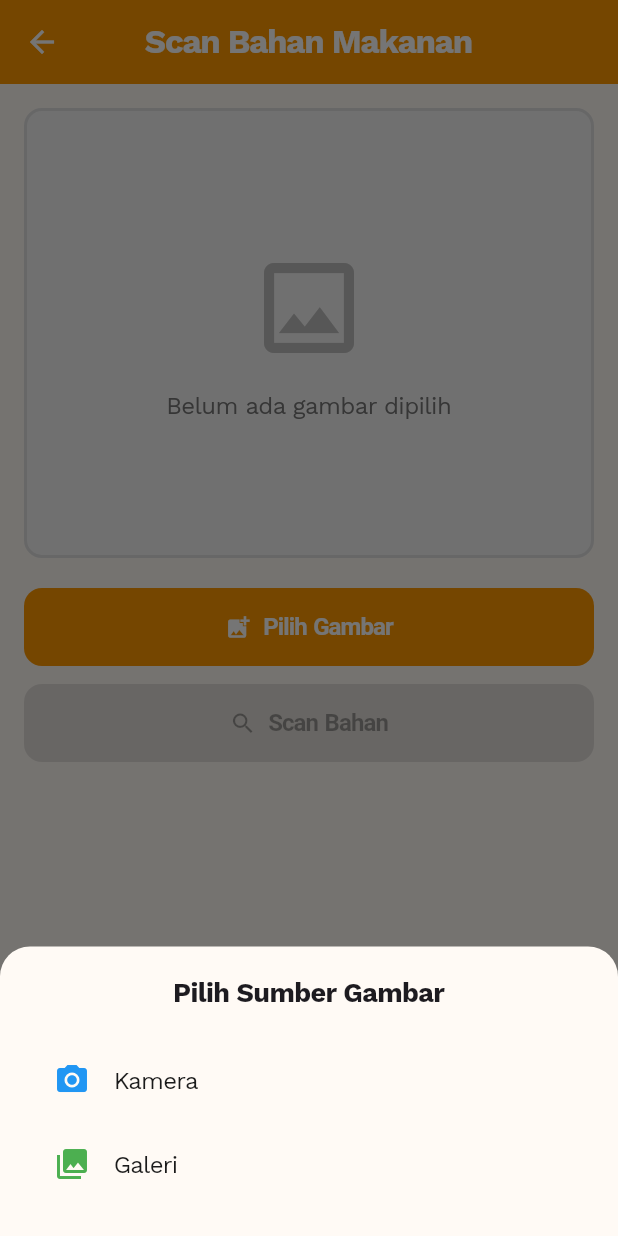
After one commit to rianmubarok/cooksnap-mobile-app, a Flutter app: the IngredientScanScreen screen opened directly, after a tap on "Pilih Gambar", on a phone screen of 412 x 824 dp. The commit adds this screen. Run offline on Flutter 3.47's test engine with Material 3 defaults, Android fonts, the phone set to English and light mode, and no system bars; our stand-ins replace flutter_svg, google_fonts, image_picker.

Commit message:
feat: implement AI ingredient detection with Gemini Vision API

```diff
--- /dev/null
+++ b/lib/models/scan_result_model.dart
@@ -0,0 +1,49 @@
+class ScanResult {
+  final List<String> detectedIngredients;
+  final DateTime scanTimestamp;
+  final bool isSuccess;
+  final String? errorMessage;
+
+  ScanResult({
+    required this.detectedIngredients,
+    required this.scanTimestamp,
+    required this.isSuccess,
+    this.errorMessage,
+  });
+
+  factory ScanResult.success(List<String> ingredients) {
+    return ScanResult(
+      detectedIngredients: ingredients,
+      scanTimestamp: DateTime.now(),
+      isSuccess: true,
+      errorMessage: null,
+    );
+  }
+
+  factory ScanResult.error(String message) {
+    return ScanResult(
+      detectedIngredients: [],
+      scanTimestamp: DateTime.now(),
+      isSuccess: false,
+      errorMessage: message,
+    );
+  }
+
+  Map<String, dynamic> toJson() {
+    return {
+      'detectedIngredients': detectedIngredients,
+      'scanTimestamp': scanTimestamp.toIso8601String(),
+      'isSuccess': isSuccess,
+      'errorMessage': errorMessage,
+    };
+  }
+
+  factory ScanResult.fromJson(Map<String, dynamic> json) {
+    return ScanResult(
+      detectedIngredients: List<String>.from(json['detectedIngredients'] ?? []),
+      scanTimestamp: DateTime.parse(json['scanTimestamp']),
+      isSuccess: json['isSuccess'] ?? false,
+      errorMessage: json['errorMessage'],
+    );
+  }
+}
--- /dev/null
+++ b/lib/providers/ai_detection_provider.dart
@@ -0,0 +1,63 @@
+import 'package:flutter/foundation.dart';
+import 'package:image_picker/image_picker.dart';
+import '../models/scan_result_model.dart';
+import '../services/ai_detection_service.dart';
+
+enum DetectionState { idle, loading, success, error }
+
+class AiDetectionProvider extends ChangeNotifier {
+  final AiDetectionService _aiDetectionService = AiDetectionService();
+
+  DetectionState _state = DetectionState.idle;
+  ScanResult? _scanResult;
+  String? _errorMessage;
+
+  DetectionState get state => _state;
+  ScanResult? get scanResult => _scanResult;
+  String? get errorMessage => _errorMessage;
+  List<String> get detectedIngredients =>
+      _scanResult?.detectedIngredients ?? [];
+  bool get isLoading => _state == DetectionState.loading;
+  bool get hasError => _state == DetectionState.error;
+  bool get hasResult => _state == DetectionState.success && _scanResult != null;
+
+  Future<void> scanIngredients(XFile image) async {
+    _state = DetectionState.loading;
+    _errorMessage = null;
+    notifyListeners();
+
+    try {
+      final result = await _aiDetectionService.detectIngredients(image);
+      _scanResult = result;
+
+      if (result.isSuccess) {
+        _state = DetectionState.success;
+        _errorMessage = null;
+      } else {
+        _state = DetectionState.error;
+        _errorMessage = result.errorMessage ?? 'Terjadi kesalahan tidak diketahui';
+      }
+    } catch (e) {
+      _state = DetectionState.error;
+      _errorMessage = 'Gagal memproses gambar: ${e.toString()}';
+      _scanResult = ScanResult.error(_errorMessage!);
+    }
+
+    notifyListeners();
+  }
+
+  void reset() {
+    _state = DetectionState.idle;
+    _scanResult = null;
+    _errorMessage = null;
+    notifyListeners();
+  }
+
+  void clearError() {
+    if (_state == DetectionState.error) {
+      _state = DetectionState.idle;
+      _errorMessage = null;
+      notifyListeners();
+    }
+  }
+}
--- /dev/null
+++ b/lib/screens/ingredient_scan_screen.dart
@@ -0,0 +1,338 @@
+import 'dart:typed_data';
+import 'package:flutter/material.dart';
+import 'package:image_picker/image_picker.dart';
+import 'package:provider/provider.dart';
+import '../providers/ai_detection_provider.dart';
+
+class IngredientScanScreen extends StatefulWidget {
+  const IngredientScanScreen({super.key});
+
+  @override
+  State<IngredientScanScreen> createState() => _IngredientScanScreenState();
+}
+
+class _IngredientScanScreenState extends State<IngredientScanScreen> {
+  final ImagePicker _picker = ImagePicker();
+  XFile? _selectedImage;
+  Uint8List? _imageBytes;
+
+  Future<void> _pickImageFromGallery() async {
+    try {
+      final XFile? image = await _picker.pickImage(
+        source: ImageSource.gallery,
+        maxWidth: 1920,
+        maxHeight: 1080,
+        imageQuality: 85,
+      );
+
+      if (image != null) {
+        final bytes = await image.readAsBytes();
+        setState(() {
+          _selectedImage = image;
+          _imageBytes = bytes;
+        });
+      }
+    } catch (e) {
+      _showErrorSnackBar('Gagal memilih gambar: ${e.toString()}');
+    }
+  }
+
+  Future<void> _pickImageFromCamera() async {
+    try {
+      final XFile? image = await _picker.pickImage(
+        source: ImageSource.camera,
+        maxWidth: 1920,
+        maxHeight: 1080,
+        imageQuality: 85,
+      );
+
+      if (image != null) {
+        final bytes = await image.readAsBytes();
+        setState(() {
+          _selectedImage = image;
+          _imageBytes = bytes;
+        });
+      }
+    } catch (e) {
+      _showErrorSnackBar('Gagal mengambil foto: ${e.toString()}');
+    }
+  }
+
+  Future<void> _scanIngredients() async {
+    if (_selectedImage == null) {
+      _showErrorSnackBar('Pilih gambar terlebih dahulu');
+      return;
+    }
+
+    final provider = context.read<AiDetectionProvider>();
+    await provider.scanIngredients(_selectedImage!);
+
+    if (provider.hasError && mounted) {
+      _showErrorSnackBar(provider.errorMessage ?? 'Terjadi kesalahan');
+    }
+  }
+
+  void _showErrorSnackBar(String message) {
+    if (!mounted) return;
+    ScaffoldMessenger.of(context).showSnackBar(
+      SnackBar(
+        content: Text(message),
+        backgroundColor: Colors.red,
+        behavior: SnackBarBehavior.floating,
+      ),
+    );
+  }
+
+  void _showImageSourceDialog() {
+    showModalBottomSheet(
+      context: context,
+      shape: const RoundedRectangleBorder(
+        borderRadius: BorderRadius.vertical(top: Radius.circular(20)),
+      ),
+      builder: (context) => SafeArea(
+        child: Padding(
+          padding: const EdgeInsets.all(20),
+          child: Column(
+            mainAxisSize: MainAxisSize.min,
+            children: [
+              const Text(
+                'Pilih Sumber Gambar',
+                style: TextStyle(
+                  fontSize: 18,
+                  fontWeight: FontWeight.bold,
+                ),
+              ),
+              const SizedBox(height: 20),
+              ListTile(
+                leading: const Icon(Icons.camera_alt, color: Colors.blue),
+                title: const Text('Kamera'),
+                onTap: () {
+                  Navigator.pop(context);
+                  _pickImageFromCamera();
+                },
+              ),
+              ListTile(
+                leading: const Icon(Icons.photo_library, color: Colors.green),
+                title: const Text('Galeri'),
+                onTap: () {
+                  Navigator.pop(context);
+                  _pickImageFromGallery();
+                },
+              ),
+            ],
+          ),
+        ),
+      ),
+    );
+  }
+
+  void _resetScan() {
+    setState(() {
+      _selectedImage = null;
+      _imageBytes = null;
+    });
+    context.read<AiDetectionProvider>().reset();
+  }
+
+  @override
+  Widget build(BuildContext context) {
+    return Scaffold(
+      appBar: AppBar(
+        title: const Text('Scan Bahan Makanan'),
+        backgroundColor: Colors.orange,
+        foregroundColor: Colors.white,
+        actions: [
+          if (_selectedImage != null)
+            IconButton(
+              icon: const Icon(Icons.refresh),
+              onPressed: _resetScan,
+              tooltip: 'Reset',
+            ),
+        ],
+      ),
+      body: Consumer<AiDetectionProvider>(
+        builder: (context, provider, child) {
+          return SingleChildScrollView(
+            padding: const EdgeInsets.all(16),
+            child: Column(
+              crossAxisAlignment: CrossAxisAlignment.stretch,
+              children: [
+                if (_imageBytes != null) ...[
+                  Container(
+                    height: 300,
+                    decoration: BoxDecoration(
+                      borderRadius: BorderRadius.circular(12),
+                      border: Border.all(color: Colors.grey.shade300, width: 2),
+                    ),
+                    child: ClipRRect(
+                      borderRadius: BorderRadius.circular(10),
+                      child: Image.memory(
+                        _imageBytes!,
+                        fit: BoxFit.cover,
+                      ),
+                    ),
+                  ),
+                  const SizedBox(height: 20),
+                ] else ...[
+                  Container(
+                    height: 300,
+                    decoration: BoxDecoration(
+                      color: Colors.grey.shade100,
+                      borderRadius: BorderRadius.circular(12),
+                      border: Border.all(color: Colors.grey.shade300, width: 2),
+                    ),
+                    child: Column(
+                      mainAxisAlignment: MainAxisAlignment.center,
+                      children: [
+                        Icon(
+                          Icons.image_outlined,
+                          size: 80,
+                          color: Colors.grey.shade400,
+                        ),
+                        const SizedBox(height: 16),
+                        Text(
+                          'Belum ada gambar dipilih',
+                          style: TextStyle(
+                            fontSize: 16,
+                            color: Colors.grey.shade600,
+                          ),
+                        ),
+                      ],
+                    ),
+                  ),
+                  const SizedBox(height: 20),
+                ],
+                ElevatedButton.icon(
+                  onPressed: provider.isLoading ? null : _showImageSourceDialog,
+                  icon: const Icon(Icons.add_photo_alternate),
+                  label: Text(_selectedImage == null
+                      ? 'Pilih Gambar'
+                      : 'Ganti Gambar'),
+                  style: ElevatedButton.styleFrom(
+                    backgroundColor: Colors.orange,
+                    foregroundColor: Colors.white,
+                    padding: const EdgeInsets.symmetric(vertical: 16),
+                    shape: RoundedRectangleBorder(
+                      borderRadius: BorderRadius.circular(12),
+                    ),
+                  ),
+                ),
+                const SizedBox(height: 12),
+                ElevatedButton.icon(
+                  onPressed: (_selectedImage != null && !provider.isLoading)
+                      ? _scanIngredients
+                      : null,
+                  icon: provider.isLoading
+                      ? const SizedBox(
+                          width: 20,
+                          height: 20,
+                          child: CircularProgressIndicator(
+                            strokeWidth: 2,
+                            color: Colors.white,
+                          ),
+                        )
+                      : const Icon(Icons.search),
+                  label: Text(
+                      provider.isLoading ? 'Memproses...' : 'Scan Bahan'),
+                  style: ElevatedButton.styleFrom(
+                    backgroundColor: Colors.green,
+                    foregroundColor: Colors.white,
+                    padding: const EdgeInsets.symmetric(vertical: 16),
+                    shape: RoundedRectangleBorder(
+                      borderRadius: BorderRadius.circular(12),
+                    ),
+                  ),
+                ),
+                const SizedBox(height: 24),
+                if (provider.isLoading) ...[
+                  const Center(
+                    child: Column(
+                      children: [
+                        CircularProgressIndicator(),
+                        SizedBox(height: 16),
+                        Text(
+                          'Menganalisis gambar...',
+                          style: TextStyle(fontSize: 16),
+                        ),
+                      ],
+                    ),
+                  ),
+                ],
+                if (provider.hasError) ...[
+                  Container(
+                    padding: const EdgeInsets.all(16),
+                    decoration: BoxDecoration(
+                      color: Colors.red.shade50,
+                      borderRadius: BorderRadius.circular(12),
+                      border: Border.all(color: Colors.red.shade200),
+                    ),
+                    child: Row(
+                      children: [
+                        Icon(Icons.error_outline, color: Colors.red.shade700),
+                        const SizedBox(width: 12),
+                        Expanded(
+                          child: Text(
+                            provider.errorMessage ?? 'Terjadi kesalahan',
+                            style: TextStyle(
+                              color: Colors.red.shade700,
+                              fontSize: 14,
+                            ),
+                          ),
+                        ),
+                      ],
+                    ),
+                  ),
+                ],
+                if (provider.hasResult &&
+                    provider.detectedIngredients.isNotEmpty) ...[
+                  Container(
+                    padding: const EdgeInsets.all(16),
+                    decoration: BoxDecoration(
+                      color: Colors.green.shade50,
+                      borderRadius: BorderRadius.circular(12),
+                      border: Border.all(color: Colors.green.shade200),
+                    ),
+                    child: Column(
+                      crossAxisAlignment: CrossAxisAlignment.start,
+                      children: [
+                        Row(
+                          children: [
+                            Icon(Icons.check_circle,
+                                color: Colors.green.shade700),
+                            const SizedBox(width: 8),
+                            Text(
+                              'Bahan Terdeteksi (${provider.detectedIngredients.length})',
+                              style: TextStyle(
+                                fontSize: 18,
+                                fontWeight: FontWeight.bold,
+                                color: Colors.green.shade700,
+                              ),
+                            ),
+                          ],
+                        ),
+                        const SizedBox(height: 16),
+                        Wrap(
+                          spacing: 8,
+                          runSpacing: 8,
+                          children: provider.detectedIngredients
+                              .map((ingredient) => Chip(
+                                    label: Text(ingredient),
+                                    backgroundColor: Colors.white,
+                                    side: BorderSide(
+                                        color: Colors.green.shade300),
+                                    labelStyle: const TextStyle(fontSize: 14),
+                                  ))
+                              .toList(),
+                        ),
+                      ],
+                    ),
+                  ),
+                ],
+              ],
+            ),
+          );
+        },
+      ),
+    );
+  }
+}
```
Also changed, not shown: lib/config/api_config.dart (added, +9 -0 lines), lib/main.dart (+13 -6 lines), lib/services/ai_detection_service.dart (added, +114 -0 lines), lib/utils/ingredient_parser.dart (added, +82 -0 lines), pubspec.lock, 1 other file.
